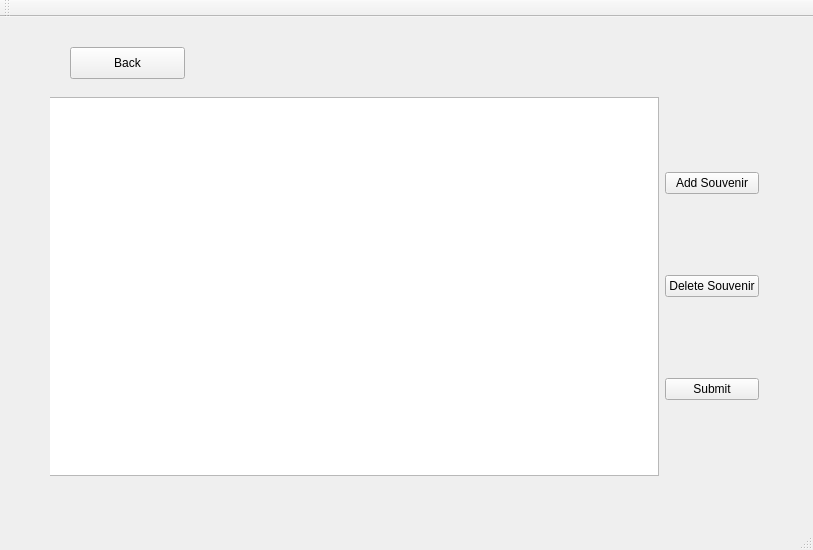
This is cs1dproject/mainwindow.ui in AustinVaday/CS1D-Class-Project-2 as Qt 5 draws it before an edit. The edited form follows.
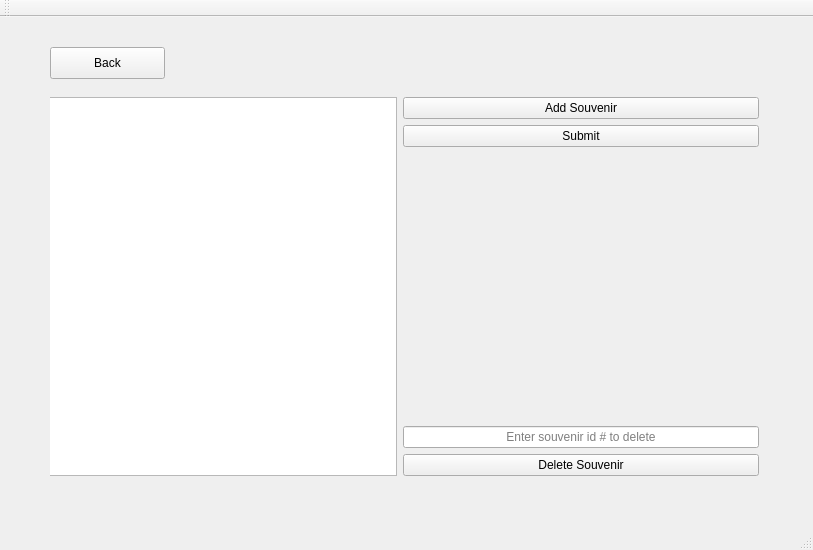
This is the edited form. The open tabs and pages were chosen to show the change.

Diff of the .ui file:
```diff
--- a/cs1dproject/mainwindow.ui
+++ b/cs1dproject/mainwindow.ui
@@ -2020,25 +2020,56 @@
        <item>
         <layout class="QVBoxLayout" name="verticalLayout_adminSouvenirL2">
          <item>
-          <widget class="QPushButton" name="pushButton_admin_addSouvenir">
-           <property name="text">
-            <string>Add Souvenir</string>
-           </property>
-          </widget>
+          <layout class="QVBoxLayout" name="verticalLayout_8">
+           <item>
+            <widget class="QPushButton" name="pushButton_admin_addSouvenir">
+             <property name="text">
+              <string>Add Souvenir</string>
+             </property>
+            </widget>
+           </item>
+           <item>
+            <widget class="QPushButton" name="pushButton_admin_submit">
+             <property name="text">
+              <string>Submit</string>
+             </property>
+            </widget>
+           </item>
+          </layout>
          </item>
          <item>
-          <widget class="QPushButton" name="pushButton_admin_deleteSouvenir">
-           <property name="text">
-            <string>Delete Souvenir</string>
+          <spacer name="verticalSpacer">
+           <property name="orientation">
+            <enum>Qt::Vertical</enum>
            </property>
-          </widget>
+           <property name="sizeHint" stdset="0">
+            <size>
+             <width>20</width>
+             <height>40</height>
+            </size>
+           </property>
+          </spacer>
          </item>
          <item>
-          <widget class="QPushButton" name="pushButton_admin_submit">
-           <property name="text">
-            <string>Submit</string>
-           </property>
-          </widget>
+          <layout class="QVBoxLayout" name="verticalLayout_3">
+           <item>
+            <widget class="QLineEdit" name="lineEdit_deleteSouvenir">
+             <property name="alignment">
+              <set>Qt::AlignCenter</set>
+             </property>
+             <property name="placeholderText">
+              <string>Enter souvenir id # to delete</string>
+             </property>
+            </widget>
+           </item>
+           <item>
+            <widget class="QPushButton" name="pushButton_admin_deleteSouvenir">
+             <property name="text">
+              <string>Delete Souvenir</string>
+             </property>
+            </widget>
+           </item>
+          </layout>
          </item>
         </layout>
        </item>
@@ -2047,7 +2078,7 @@
      <widget class="QPushButton" name="pushButton_back_manageSouvenir">
       <property name="geometry">
        <rect>
-        <x>20</x>
+        <x>0</x>
         <y>0</y>
         <width>115</width>
         <height>32</height>
```
Left out of the diff: 9 changed lines with no effect on the pictures.
